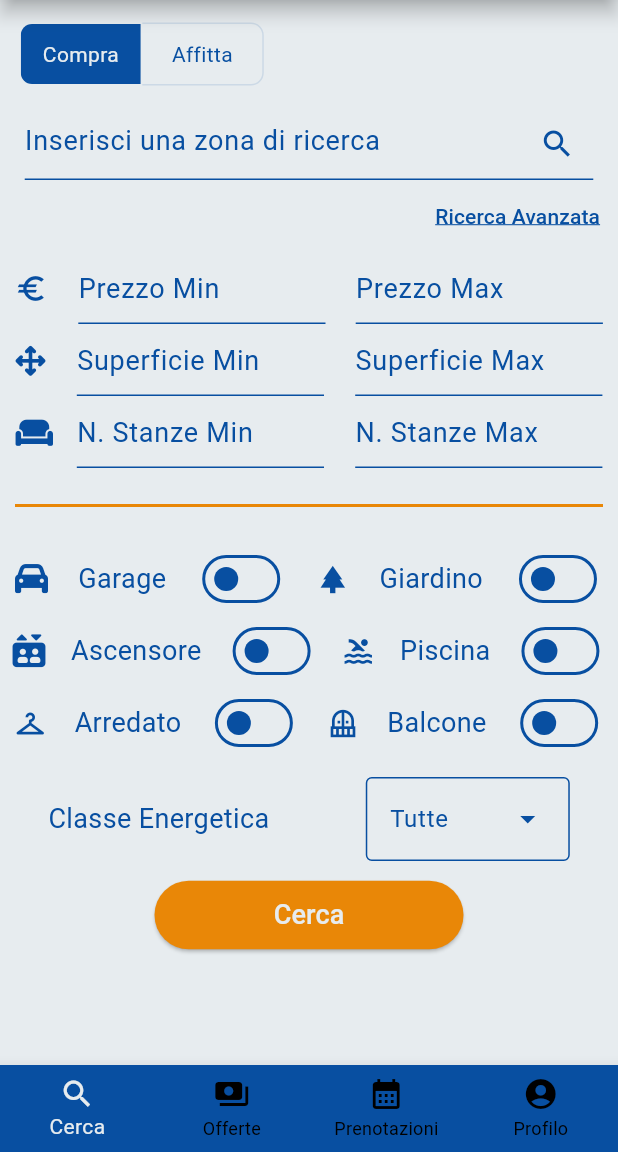
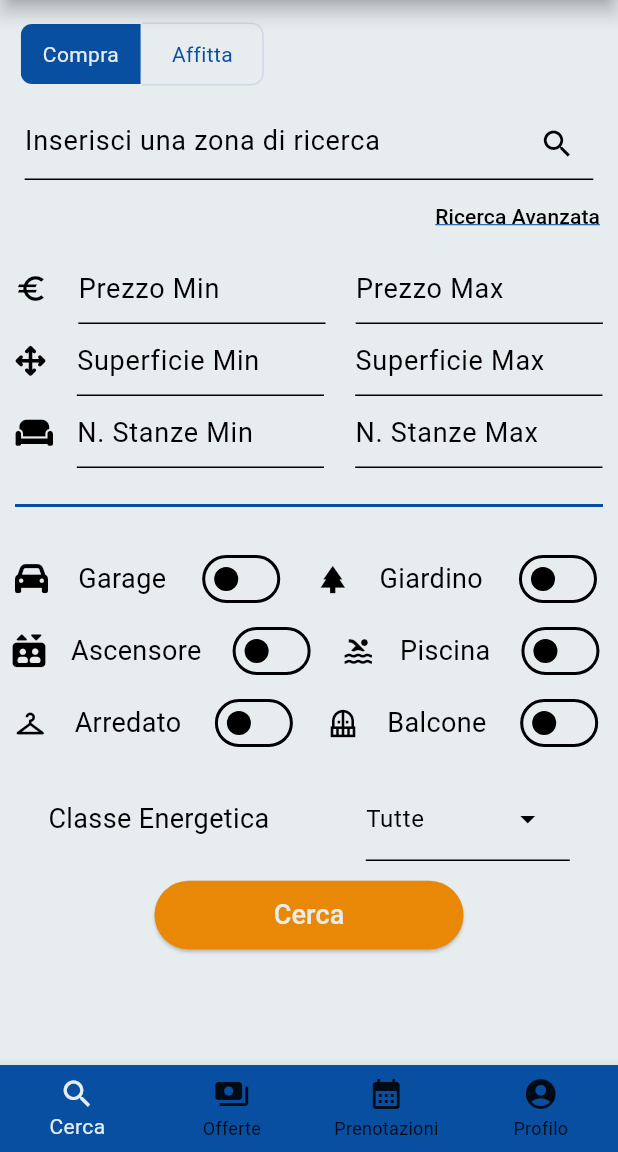
Before and after one commit to luke03b/INGSW2425_026, a Flutter app: the HomePage screen opened by its route, after a tap on "Ricerca Avanzata", on a phone screen of 412 x 824 dp, the part 84-1236 px from its top. Run offline on Flutter 3.47's test engine with Material 3 defaults, Android fonts, the phone set to English and light mode, and no system bars; our stand-ins replace carousel_slider, flutter_svg, font_awesome_flutter.

Commit message:
Aggiornati colori delle scritte da blu a nero

```diff
--- a/lib/main.dart
+++ b/lib/main.dart
@@ -33,8 +33,12 @@ class MyApp extends StatelessWidget {
           error:  Color.fromARGB(255, 218, 41, 28),
           onError:  Color.fromARGB(255, 231, 236, 239),
           surface:  Color.fromARGB(255, 231, 236, 239),
-          onSurface:  Color.fromARGB(255, 8, 79, 161))
-          ),
+          onSurface:  Color.fromARGB(255, 8, 79, 161),
+          // outline: Colors.black,
+          outline: Colors.black,
+
+          )
+        ),
       home: LoginPage(),
       routes: {
         '/LoginPage': (context) => LoginPage(),
--- a/lib/pages/cerca_page.dart
+++ b/lib/pages/cerca_page.dart
@@ -14,6 +14,7 @@ class CercaPage extends StatefulWidget {
 }
 
 class _CercaPageState extends State<CercaPage> {
+
 
   final TextEditingController _affittaController = TextEditingController();
 
@@ -89,6 +90,7 @@ class _CercaPageState extends State<CercaPage> {
 
   @override
   Widget build(BuildContext context) {
+    Color coloriPulsanti = Theme.of(context).colorScheme.outline;
     return DefaultTabController(
       initialIndex: 0,
       length: 2,
@@ -135,7 +137,8 @@ class _CercaPageState extends State<CercaPage> {
               child: MyTextFieldSuffixIcon(
                 controller: _affittaController,
                 text: "Inserisci una zona di ricerca",
-                icon: Icon(Icons.search)
+                icon: Icon(Icons.search),
+                colore: coloriPulsanti,
               )
             ),
 
@@ -145,7 +148,7 @@ class _CercaPageState extends State<CercaPage> {
               child: MyTextButtonWidget(
                 text: "Ricerca Avanzata",
                 onPressed: _navigateBottomBar,
-                color: Theme.of(context).colorScheme.primary
+                colore: coloriPulsanti
               )
             ),
 
@@ -159,14 +162,14 @@ class _CercaPageState extends State<CercaPage> {
                   Row(
                     mainAxisAlignment: MainAxisAlignment.spaceAround,
                     children: [
-                      Icon(Icons.euro, size: 22, color: Theme.of(context).colorScheme.primary,),
+                      Icon(Icons.euro, size: 22, color: coloriPulsanti,),
                       SizedBox(
                         width: MediaQuery.sizeOf(context).width * 0.40,
-                        child: MyTextFieldOnlyPositiveNumbers(controller: _prezzoMinController, text: "Prezzo Min")
+                        child: MyTextFieldOnlyPositiveNumbers(controller: _prezzoMinController, text: "Prezzo Min", colore: coloriPulsanti,)
                       ),
                       SizedBox(
                         width: MediaQuery.sizeOf(context).width * 0.40,
-                        child: MyTextFieldOnlyPositiveNumbers(controller: _prezzoMaxController, text: "Prezzo Max")
+                        child: MyTextFieldOnlyPositiveNumbers(controller: _prezzoMaxController, text: "Prezzo Max", colore: coloriPulsanti,)
                       ),
                     ],
                   ),
@@ -175,14 +178,14 @@ class _CercaPageState extends State<CercaPage> {
                   Row(
                     mainAxisAlignment: MainAxisAlignment.spaceAround,
                     children: [
-                      Icon(FontAwesomeIcons.arrowsUpDownLeftRight, size: 20, color: Theme.of(context).colorScheme.primary,),
+                      Icon(FontAwesomeIcons.arrowsUpDownLeftRight, size: 20, color: coloriPulsanti,),
                       SizedBox(
                         width: MediaQuery.sizeOf(context).width * 0.40,
-                        child: MyTextFieldOnlyPositiveNumbers(controller: _superficieMinController, text: "Superficie Min")
+                        child: MyTextFieldOnlyPositiveNumbers(controller: _superficieMinController, text: "Superficie Min", colore: coloriPulsanti,)
                       ),
                       SizedBox(
                         width: MediaQuery.sizeOf(context).width * 0.40,
-                        child: MyTextFieldOnlyPositiveNumbers(controller: _superficieMaxController, text: "Superficie Max")
+                        child: MyTextFieldOnlyPositiveNumbers(controller: _superficieMaxController, text: "Superficie Max", colore: coloriPulsanti,)
                       ),
                     ],
                   ),
@@ -191,33 +194,33 @@ class _CercaPageState extends State<CercaPage> {
                   Row(
                     mainAxisAlignment: MainAxisAlignment.spaceAround,
                     children: [
-                      Icon(FontAwesomeIcons.couch, size: 20, color: Theme.of(context).colorScheme.primary,),
+                      Icon(FontAwesomeIcons.couch, size: 20, color: coloriPulsanti,),
                       SizedBox(
                         width: MediaQuery.sizeOf(context).width * 0.40,
-                        child: MyTextFieldOnlyPositiveNumbers(controller: _numeroStanzeMinController, text: "N. Stanze Min")
+                        child: MyTextFieldOnlyPositiveNumbers(controller: _numeroStanzeMinController, text: "N. Stanze Min", colore: coloriPulsanti,)
                       ),
                       SizedBox(
                         width: MediaQuery.sizeOf(context).width * 0.40,
-                        child: MyTextFieldOnlyPositiveNumbers(controller: _numeroStanzeMaxController, text: "N. Stanze Max")
+                        child: MyTextFieldOnlyPositiveNumbers(controller: _numeroStanzeMaxController, text: "N. Stanze Max", colore: coloriPulsanti,)
                       ),
                     ],
                   ),
 
-                  Divider(height: 50, thickness: 2, indent: 10, endIndent: 10, color: Theme.of(context).colorScheme.tertiary,),
+                  Divider(height: 50, thickness: 2, indent: 10, endIndent: 10, color: Theme.of(context).colorScheme.primary,),
 
                   //Selettore Garage e Giardino
                   Row(
                     mainAxisAlignment: MainAxisAlignment.spaceAround,
                     children: [
-                      Icon(FontAwesomeIcons.car, size: 22, color: Theme.of(context).colorScheme.primary,),
-                      Text("Garage", style: TextStyle(fontSize: 18.0),),
+                      Icon(FontAwesomeIcons.car, size: 22, color: coloriPulsanti,),
+                      Text("Garage", style: TextStyle(fontSize: 18.0, color: coloriPulsanti)),
                       Switch(value: _isGarageSelected, onChanged: (value){
                         setState(() {
                           _isGarageSelected = value;
                         });
                       }),
-                      Icon(Icons.park, size: 22, color: Theme.of(context).colorScheme.primary,),
-                      Text("Giardino", style: TextStyle(fontSize: 18.0),),
+                      Icon(Icons.park, size: 22, color: coloriPulsanti,),
+                      Text("Giardino", style: TextStyle(fontSize: 18.0, color: coloriPulsanti),),
                       Switch(value: _isGiardinoSelected, onChanged: (value){
                         setState(() {
                           _isGiardinoSelected = value;
@@ -230,15 +233,15 @@ class _CercaPageState extends State<CercaPage> {
                   Row(
                     mainAxisAlignment: MainAxisAlignment.spaceAround,
                     children: [
-                      Icon(FontAwesomeIcons.elevator, size: 22, color: Theme.of(context).colorScheme.primary,),
-                      Text("Ascensore", style: TextStyle(fontSize: 18.0),),
+                      Icon(FontAwesomeIcons.elevator, size: 22, color: coloriPulsanti,),
+                      Text("Ascensore", style: TextStyle(fontSize: 18.0, color: coloriPulsanti),),
                       Switch(value: _isAscensoreSelected, onChanged: (value){
                         setState(() {
                           _isAscensoreSelected = value;
                         });
                       }),
-                      Icon(Icons.pool, size: 22, color: Theme.of(context).colorScheme.primary,),
-                      Text("Piscina", style: TextStyle(fontSize: 18.0),),
+                      Icon(Icons.pool, size: 22, color: coloriPulsanti,),
+                      Text("Piscina", style: TextStyle(fontSize: 18.0, color: coloriPulsanti),),
                       Switch(value: _isPiscinaSelected, onChanged: (value){
                         setState(() {
                           _isPiscinaSelected = value;
@@ -251,15 +254,15 @@ class _CercaPageState extends State<CercaPage> {
                   Row(
                     mainAxisAlignment: MainAxisAlignment.spaceAround,
                     children: [
-                      Icon(Icons.checkroom, size: 22, color: Theme.of(context).colorScheme.primary,),
-                      Text("Arredato", style: TextStyle(fontSize: 18.0),),
+                      Icon(Icons.checkroom, size: 22, color: coloriPulsanti,),
+                      Text("Arredato", style: TextStyle(fontSize: 18.0, color: coloriPulsanti),),
                       Switch(value: _isArredatoSelected, onChanged: (value){
                         setState(() {
                           _isArredatoSelected = value;
                         });
                       }),
-                      Icon(Icons.balcony, size: 22, color: Theme.of(context).colorScheme.primary,),
-                      Text("Balcone", style: TextStyle(fontSize: 18.0),),
+                      Icon(Icons.balcony, size: 22, color: coloriPulsanti,),
+                      Text("Balcone", style: TextStyle(fontSize: 18.0, color: coloriPulsanti),),
                       Switch(value: _isBalconeSelected, onChanged: (value){
                         setState(() {
                           _isBalconeSelected = value;
@@ -274,16 +277,20 @@ class _CercaPageState extends State<CercaPage> {
                     child: Row(
                       mainAxisAlignment: MainAxisAlignment.spaceAround,
                       children: [
-                        Text("Classe Energetica", style: TextStyle(fontSize: 18.0),),
+                        Text("Classe Energetica", style: TextStyle(fontSize: 18.0, color: coloriPulsanti),),
                         DropdownMenu(
+                          textStyle: TextStyle(color: coloriPulsanti),
+                          inputDecorationTheme: InputDecorationTheme(labelStyle: TextStyle(color: coloriPulsanti), suffixIconColor: coloriPulsanti),
                           initialSelection: listaClassiEnergetiche.first,
                           onSelected: (String? value) {
                             setState(() {
                               sceltaClasseEnergetica = value!;
                             });
                           },
-                          dropdownMenuEntries: listaClassiEnergetiche.map<DropdownMenuEntry<String>>((String value) {
-                            return DropdownMenuEntry<String>(value: value, label: value);}).toList(),),
+                          dropdownMenuEntries:
+                            listaClassiEnergetiche.map<DropdownMenuEntry<String>>((String value) {
+                            return DropdownMenuEntry<String>(value: value, label: value,);}).toList(),
+                            ),
                       ],
                     ),
                   ),
@@ -310,8 +317,8 @@ class _CercaPageState extends State<CercaPage> {
                     mainAxisAlignment: MainAxisAlignment.start,
                     children: [
                       SizedBox(width: MediaQuery.of(context).size.width/9,),
-                      Icon(Icons.history, color: Theme.of(context).colorScheme.primary,),
-                      Text('Ultime Visite', style: TextStyle(fontSize: 18, fontWeight: FontWeight.bold),),
+                      Icon(Icons.history, color: coloriPulsanti,),
+                      Text('Ultime Visite', style: TextStyle(fontSize: 18, fontWeight: FontWeight.bold, color: coloriPulsanti),),
                     ],
                   ),
                   GestureDetector(
--- a/lib/pages/home_page.dart
+++ b/lib/pages/home_page.dart
@@ -35,7 +35,7 @@ class _HomePageState extends State<HomePage> {
         type: BottomNavigationBarType.fixed,
         backgroundColor: Theme.of(context).colorScheme.primary,
         selectedItemColor: Theme.of(context).colorScheme.onPrimary,
-        unselectedItemColor: Colors.black,
+        unselectedItemColor: Colors.black87,
         items: [
           BottomNavigationBarItem(icon: Icon(Icons.search), label: 'Cerca'),
           BottomNavigationBarItem(icon: Icon(Icons.payments), label: 'Offerte'),
--- a/lib/pages/login_page.dart
+++ b/lib/pages/login_page.dart
@@ -48,11 +48,11 @@ class _LoginPageState extends State<LoginPage> {
                   MyTextButtonWidget(
                     text: "Non hai un account?",
                     onPressed: (){Navigator.pushNamedAndRemoveUntil(context, '/RegistrationPage', (r) => false);},
-                    color: Theme.of(context).colorScheme.primary,),
+                    colore: Theme.of(context).colorScheme.primary,),
                   MyTextButtonWidget(
                     text: "Password dimenticata",
                     onPressed: (){},
-                    color: Theme.of(context).colorScheme.primary)
+                    colore: Theme.of(context).colorScheme.primary)
                 ],
               ),
 
--- a/lib/pages/registration_page.dart
+++ b/lib/pages/registration_page.dart
@@ -58,7 +58,7 @@ class _RegistrationPageState extends State<RegistrationPage> {
               //Altre Opzioni
               MyTextButtonWidget(text: "Hai già un account?",
                 onPressed: (){Navigator.pushNamedAndRemoveUntil(context, '/LoginPage', (r) => false);},
-                color: Theme.of(context).colorScheme.primary),
+                colore: Theme.of(context).colorScheme.primary),
               const Spacer(flex: 5),
 
               //RegistratiButton
--- a/lib/utils/my_buttons_widgets.dart
+++ b/lib/utils/my_buttons_widgets.dart
@@ -30,12 +30,12 @@ class MyElevatedButtonWidget extends StatelessWidget {
 class MyTextButtonWidget extends StatelessWidget {
   final String text;
   final VoidCallback onPressed;
-  final Color color;
+  final Color colore;
 
   const MyTextButtonWidget({super.key,
   required this.text,
   required this.onPressed,
-  required this.color
+  required this.colore
   });
 
   @override
@@ -46,7 +46,7 @@ class MyTextButtonWidget extends StatelessWidget {
         text,
         style: TextStyle(
           decoration: TextDecoration.underline,
-          color: color),
+          color: colore),
         ),
     );
   }
--- a/lib/utils/my_text_widgets.dart
+++ b/lib/utils/my_text_widgets.dart
@@ -74,11 +74,13 @@ class MyTextFieldSuffixIcon extends StatefulWidget {
   final TextEditingController controller;
   final String text;
   final Icon icon;
+  final Color colore;
 
   const MyTextFieldSuffixIcon({super.key,
   required this.controller,
   required this.text,
   required this.icon,
+  required this.colore,
   });
 
   @override
@@ -92,10 +94,13 @@ class _MyTextFieldSuffixIconState extends State<MyTextFieldSuffixIcon> {
       controller: widget.controller,
       style: TextStyle(
         fontSize: 18.0,
+        color: widget.colore,
       ),
       decoration: InputDecoration(
+        hintStyle: TextStyle(color: widget.colore),
         hintText: widget.text,
         suffixIcon: widget.icon,
+        suffixIconColor: widget.colore
       ),
     );
   }
@@ -104,10 +109,12 @@ class _MyTextFieldSuffixIconState extends State<MyTextFieldSuffixIcon> {
 class MyTextFieldOnlyPositiveNumbers extends StatefulWidget {
   final TextEditingController controller;
   final String text;
+  final Color colore;
 
   const MyTextFieldOnlyPositiveNumbers({super.key,
   required this.controller,
   required this.text,
+  required this.colore,
   });
 
   @override
@@ -124,9 +131,11 @@ class _MyTextFieldOnlyPositiveNumbersState extends State<MyTextFieldOnlyPositive
       controller: widget.controller,
       style: TextStyle(
         fontSize: 18.0,
+        color: widget.colore,
       ),
       decoration: InputDecoration(
         hintText: widget.text,
+        hintStyle: TextStyle(color: widget.colore)
       ),
     );
   }
```
